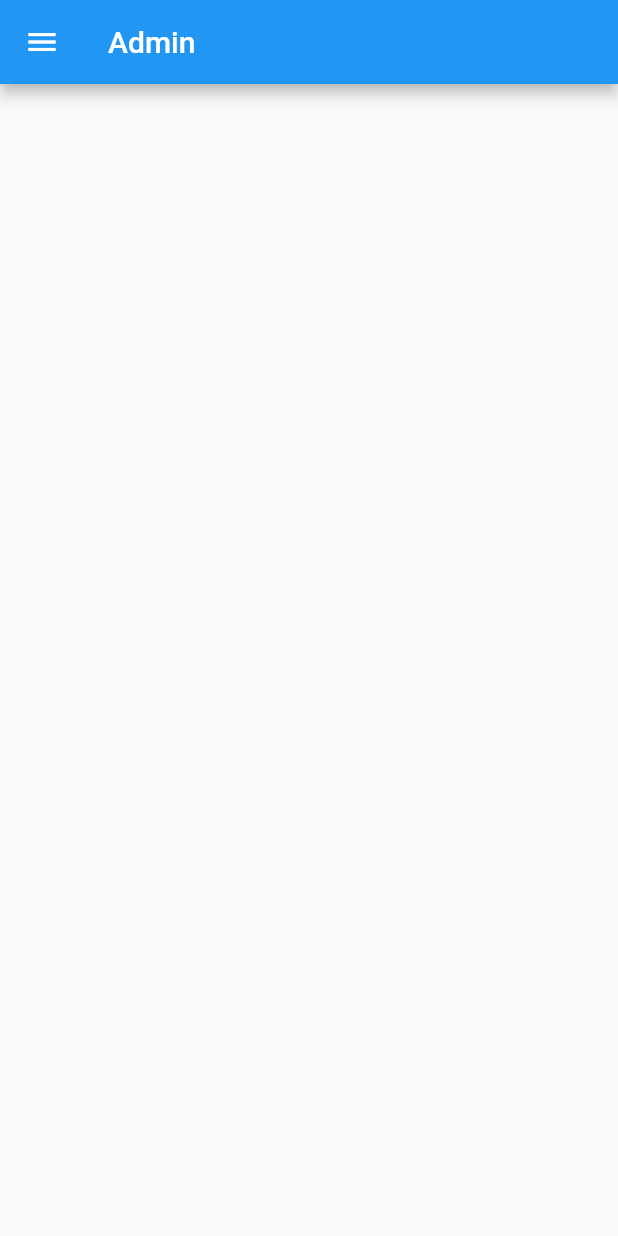
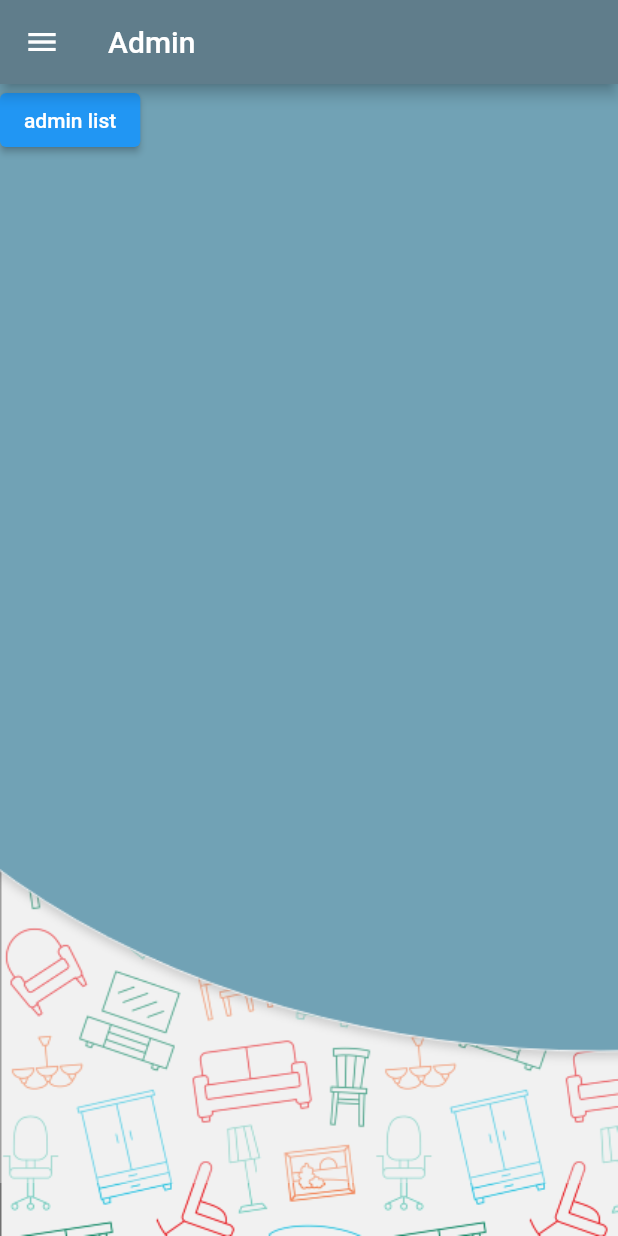
Before and after one commit to MohammedMahmmoud/Corner-AR-GP, a Flutter app: the AdminHomeScreen screen opened directly, on a phone screen of 412 x 824 dp. Run offline on Flutter 3.47's test engine with Material 2 defaults, Android fonts, the phone set to English and light mode, and no system bars; our stand-ins replace cloud_firestore, firebase_auth, firebase_core; accounts and stored records are empty.

```diff
--- a/lib/components/drawer_component.dart
+++ b/lib/components/drawer_component.dart
@@ -29,12 +29,12 @@ Drawer sideMenu(
         Container(child: ElevatedButton(onPressed: (){}, child: Text("Edit Profile"),style:ElevatedButton.styleFrom(
         primary: Colors.white,
         onPrimary: Color(0xFF71A2B5),))),
-        Container(child: ElevatedButton(onPressed: (){}, child: Text("Edit Profile"),style:ElevatedButton.styleFrom(
+        //if user show saved furniture button
+        isAdmin?Container(child:null):
+        Container(child: ElevatedButton(onPressed: (){}, child: Text("Saved Furniture"),style:ElevatedButton.styleFrom(
           primary: Colors.white,
           onPrimary: Color(0xFF71A2B5),))),
-        Container(child: ElevatedButton(onPressed: (){}, child: Text("Edit Profile"),style:ElevatedButton.styleFrom(
-          primary: Colors.white,
-          onPrimary: Color(0xFF71A2B5),))),
+
         Container(child: ElevatedButton(onPressed: (){
 
           personObject.logOut(buildContext);
--- a/lib/home_screen/admin_homescreen.dart
+++ b/lib/home_screen/admin_homescreen.dart
@@ -4,6 +4,7 @@ import 'package:flutter/material.dart';
 import 'package:provider/provider.dart';
 
 import '../components/drawer_component.dart';
+import '../list_page/ListPage.dart';
 
 class AdminHomeScreen extends StatefulWidget {
   static const routeName = 'adminHomeScreen';
@@ -27,8 +28,41 @@ class _AdminHomeScreenState extends State<AdminHomeScreen> {
       drawer: sideMenu(isAdmin: true,userName: sideMenuContent,buildContext: context, personObject: loggedUser),
       appBar: AppBar(
         title: Text("Admin"),
+        backgroundColor: Colors.blueGrey,
       ),
-
+        body: Stack(
+          children: [
+            Container(
+              child: Align(
+                alignment: Alignment.bottomCenter,
+                child: Image.asset(
+                  'assets/backgroundBottom.png',
+                  fit: BoxFit.fill,
+                  width: double.infinity,
+                ),
+              ),
+            ),
+            Container(
+              child: Image.asset(
+                'assets/backgroundTop.png',
+                fit: BoxFit.fill,
+                //height: double.infinity,
+                width: double.infinity,
+              ),
+            ),
+            Column(
+              children: [
+                ElevatedButton(onPressed: (){
+                  Navigator.pushReplacement<void, void>(
+                  context,
+                  MaterialPageRoute<void>(
+                  builder: (BuildContext context) =>
+                  ListPage(),));
+                }, child: Text("admin list"))
+              ],
+            )
+          ],
+        )
 
     );
   }
--- a/lib/main.dart
+++ b/lib/main.dart
@@ -1,5 +1,6 @@
 import 'package:corner_ar_gp/authentication/registration/registration_screen.dart';
 import 'package:corner_ar_gp/home_screen/user_homescreen.dart';
+import 'package:corner_ar_gp/list_page/ListPage.dart';
 import 'package:corner_ar_gp/provider_manager/AppProvider.dart';
 import 'package:firebase_core/firebase_core.dart';
 import 'package:flutter/material.dart';
@@ -30,6 +31,7 @@ class MyApp extends StatelessWidget {
                 RegistrationScreen(isAdmin: false),
             Login.routeName: (context) => Login(isAdmin: false),
             UserHomeScreen.routeName: (context) => UserHomeScreen(),
+            ListPage.routeName: (context)=> ListPage()
           },
           initialRoute: isUserLoggedIn?
           UserHomeScreen.routeName:
```
Also changed, not shown: lib/home_screen/user_homescreen.dart (+23 -0 lines), lib/list_page/ListPage.dart (added, +68 -0 lines), lib/person/Person.dart (+17 -17 lines).
